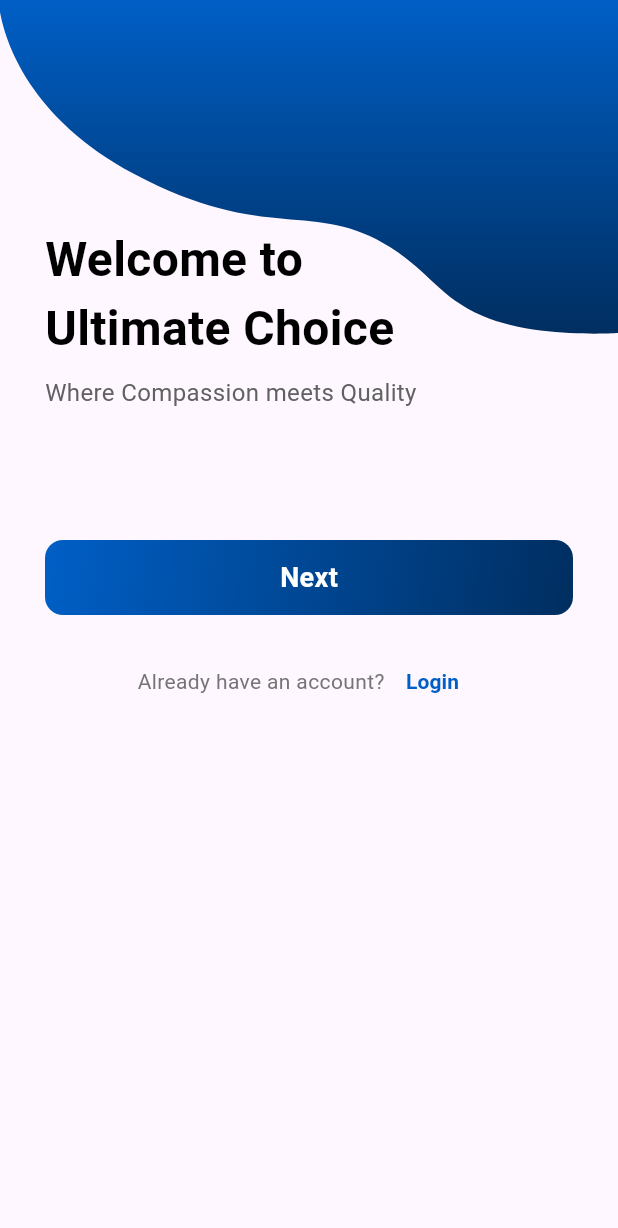
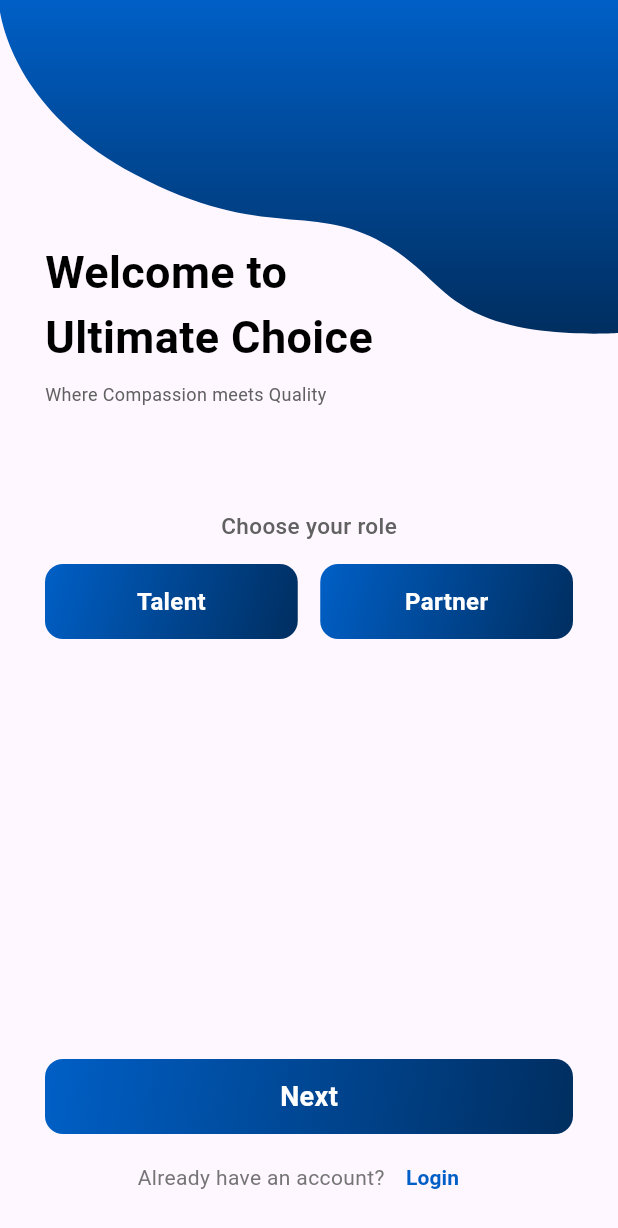
Before and after one commit to MalithKeerthisinghe/job-connecting-app, a Flutter app: the SignupScreen screen opened by its route, on a phone screen of 412 x 824 dp. Shown: the top 1228 px of the screen. Run offline on Flutter 3.47's test engine with Material 3 defaults, Android fonts, the phone set to English and light mode, and no system bars; our stand-ins replace flutter_svg.

Commit message:
update signup.dart

```diff
--- a/lib/screens/signup.dart
+++ b/lib/screens/signup.dart
@@ -31,14 +31,14 @@ class _SignupScreenState extends State<SignupScreen> {
 
                 // Title & Subtitle
                 Padding(
-                  padding: const EdgeInsets.only(top: 150.0, left: 30.0),
+                  padding: const EdgeInsets.only(top: 160.0, left: 30.0),
                   child: Column(
                     crossAxisAlignment: CrossAxisAlignment.start,
                     children: [
                       const Text(
                         "Welcome to\nUltimate Choice",
                         style: TextStyle(
-                          fontSize: 32,
+                          fontSize: 30,
                           fontWeight: FontWeight.bold,
                           color: Colors.black,
                         ),
@@ -46,7 +46,7 @@ class _SignupScreenState extends State<SignupScreen> {
                       const SizedBox(height: 8),
                       Text(
                         "Where Compassion meets Quality",
-                        style: TextStyle(fontSize: 16, color: Colors.grey[700]),
+                        style: TextStyle(fontSize: 12, color: Colors.grey[700]),
                       ),
                     ],
                   ),
@@ -54,7 +54,107 @@ class _SignupScreenState extends State<SignupScreen> {
               ],
             ),
 
-            const SizedBox(height: 60),
+            const SizedBox(height: 40),
+
+            Padding(
+              padding: const EdgeInsets.symmetric(horizontal: 30.0),
+              child: Column(
+                crossAxisAlignment: CrossAxisAlignment.start,
+                children: [
+                  // Role heading
+                  Center(
+                    child: Text(
+                      'Choose your role',
+                      style: TextStyle(
+                        fontSize: 15,
+                        color: Colors.grey[700],
+                        fontWeight: FontWeight.w500,
+                      ),
+                    ),
+                  ),
+                  const SizedBox(height: 15),
+
+                  // Talent & Partner buttons in same row
+                  Row(
+                    children: [
+                      // Talent button
+                      Expanded(
+                        child: SizedBox(
+                          height: 50,
+                          child: InkWell(
+                            onTap: () {
+                              // TODO: handle Talent role
+                            },
+                            borderRadius: BorderRadius.circular(12),
+                            child: Container(
+                              decoration: BoxDecoration(
+                                gradient: const LinearGradient(
+                                  colors: [
+                                    Color(0xFF005FC6),
+                                    Color(0xFF002E60),
+                                  ],
+                                  begin: Alignment.topLeft,
+                                  end: Alignment.bottomRight,
+                                ),
+                                borderRadius: BorderRadius.circular(12),
+                              ),
+                              alignment: Alignment.center,
+                              child: const Text(
+                                'Talent',
+                                style: TextStyle(
+                                  fontSize: 16,
+                                  color: Colors.white,
+                                  fontWeight: FontWeight.bold,
+                                ),
+                              ),
+                            ),
+                          ),
+                        ),
+                      ),
+
+                      const SizedBox(width: 15),
+
+                      // Partner button
+                      Expanded(
+                        child: SizedBox(
+                          height: 50,
+                          child: InkWell(
+                            onTap: () {
+                              // TODO: handle Partner role
+                            },
+                            borderRadius: BorderRadius.circular(12),
+                            child: Container(
+                              decoration: BoxDecoration(
+                                gradient: const LinearGradient(
+                                  colors: [
+                                    Color(0xFF005FC6),
+                                    Color(0xFF002E60),
+                                  ],
+                                  begin: Alignment.topLeft,
+                                  end: Alignment.bottomRight,
+                                ),
+                                borderRadius: BorderRadius.circular(12),
+                              ),
+                              alignment: Alignment.center,
+                              child: const Text(
+                                'Partner',
+                                style: TextStyle(
+                                  fontSize: 16,
+                                  color: Colors.white,
+                                  fontWeight: FontWeight.bold,
+                                ),
+                              ),
+                            ),
+                          ),
+                        ),
+                      ),
+                    ],
+                  ),
+                ],
+              ),
+            ),
+
+            const SizedBox(height: 280),
 
             // Gradient NEXT Button
             Padding(
@@ -91,7 +191,7 @@ class _SignupScreenState extends State<SignupScreen> {
               ),
             ),
 
-            const SizedBox(height: 20),
+            const SizedBox(height: 5),
 
             // "Already have an account? Login"
             Row(
```
